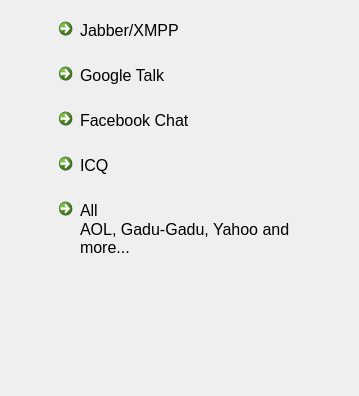
Above: src/KCMTelepathyAccounts/simple-profile-select-widget.ui from KDE/ktp-accounts-kcm before the change. Below: the same form after it.
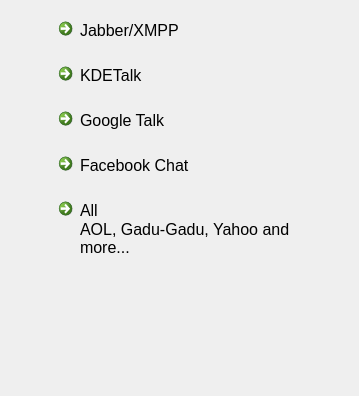
That is the form after the change. Icons and pictures are not drawn.

Commit message:
Replace ICQ button with KDETalk
Since David fixed the KDETalk plugin, and now registering a new account
works, it makes sense to "promote" it and add it in the first page.
I think ICQ is not that special compared to other accounts in the second
page, therefore it is replaced it with KDETalk.

The edit to the form file:
```diff
--- a/src/KCMTelepathyAccounts/simple-profile-select-widget.ui
+++ b/src/KCMTelepathyAccounts/simple-profile-select-widget.ui
@@ -66,6 +66,28 @@
        </property>
       </widget>
      </item>
+     <item>
+      <widget class="QCommandLinkButton" name="buttonKDETalk">
+       <property name="sizePolicy">
+        <sizepolicy hsizetype="Expanding" vsizetype="Minimum">
+         <horstretch>0</horstretch>
+         <verstretch>0</verstretch>
+        </sizepolicy>
+       </property>
+       <property name="text">
+        <string>KDETalk</string>
+       </property>
+       <property name="icon">
+        <iconset theme="kde"/>
+       </property>
+       <property name="iconSize">
+        <size>
+         <width>32</width>
+         <height>32</height>
+        </size>
+       </property>
+      </widget>
+     </item>
      <item>
       <widget class="QCommandLinkButton" name="buttonGTalk">
        <property name="sizePolicy">
@@ -114,30 +136,6 @@
        </property>
       </widget>
      </item>
-     <item>
-      <widget class="QCommandLinkButton" name="buttonIcq">
-       <property name="sizePolicy">
-        <sizepolicy hsizetype="Expanding" vsizetype="Minimum">
-         <horstretch>0</horstretch>
-         <verstretch>0</verstretch>
-        </sizepolicy>
-       </property>
-       <property name="text">
-        <string>ICQ</string>
-       </property>
-       <property name="icon">
-        <iconset theme="im-icq">
-         <normaloff/>
-        </iconset>
-       </property>
-       <property name="iconSize">
-        <size>
-         <width>32</width>
-         <height>32</height>
-        </size>
-       </property>
-      </widget>
-     </item>
      <item>
       <widget class="QCommandLinkButton" name="buttonOthers">
        <property name="sizePolicy">
```
The commit also changes 1 other file.
